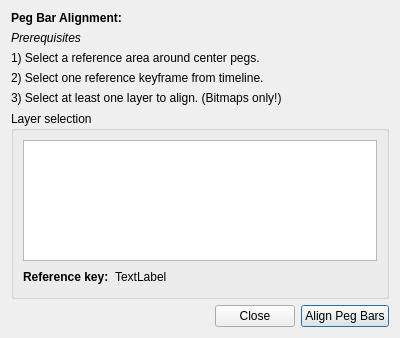
First picture: the form in app/ui/pegbaralignmentdialog.ui, repository pencil2d/pencil, before the edit.
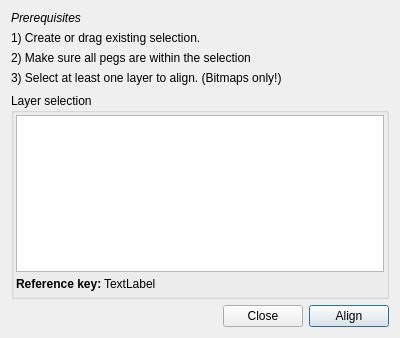
Second picture: the form after the edit. Icons and pictures are not drawn.

What changed in the file:
```diff
--- a/app/ui/pegbaralignmentdialog.ui
+++ b/app/ui/pegbaralignmentdialog.ui
@@ -18,21 +18,11 @@
     <normaloff>:/icons/icon.png</normaloff>:/icons/icon.png</iconset>
   </property>
   <layout class="QVBoxLayout" name="verticalLayout_3">
-   <item>
-    <widget class="QLabel" name="labHeader">
-     <property name="font">
-      <font>
-       <weight>75</weight>
-       <bold>true</bold>
-      </font>
-     </property>
-     <property name="text">
-      <string>Peg Bar Alignment:</string>
-     </property>
-    </widget>
-   </item>
    <item>
     <layout class="QVBoxLayout" name="verticalLayout">
+     <property name="bottomMargin">
+      <number>2</number>
+     </property>
      <item>
       <widget class="QLabel" name="labSelectHeader">
        <property name="font">
@@ -50,14 +40,14 @@
      <item>
       <widget class="QLabel" name="labSelectCenterPegs">
        <property name="text">
-        <string>1) Select a reference area around center pegs.</string>
+        <string>1) Create or drag existing selection.</string>
        </property>
       </widget>
      </item>
      <item>
       <widget class="QLabel" name="labSelectRefKeyframe">
        <property name="text">
-        <string>2) Select one reference keyframe from timeline.</string>
+        <string>2) Make sure all pegs are within the selection</string>
        </property>
       </widget>
      </item>
@@ -76,6 +66,21 @@
       <string>Layer selection</string>
      </property>
      <layout class="QVBoxLayout" name="verticalLayout_2">
+      <property name="spacing">
+       <number>2</number>
+      </property>
+      <property name="leftMargin">
+       <number>2</number>
+      </property>
+      <property name="topMargin">
+       <number>2</number>
+      </property>
+      <property name="rightMargin">
+       <number>2</number>
+      </property>
+      <property name="bottomMargin">
+       <number>2</number>
+      </property>
       <item>
        <widget class="QListWidget" name="lwLayers">
         <property name="selectionMode">
@@ -151,7 +156,7 @@
      <item>
       <widget class="QPushButton" name="btnAlign">
        <property name="text">
-        <string>Align Peg Bars</string>
+        <string>Align</string>
        </property>
        <property name="default">
         <bool>true</bool>
```
Left out of the diff: 2 changed lines with no effect on the pictures.
